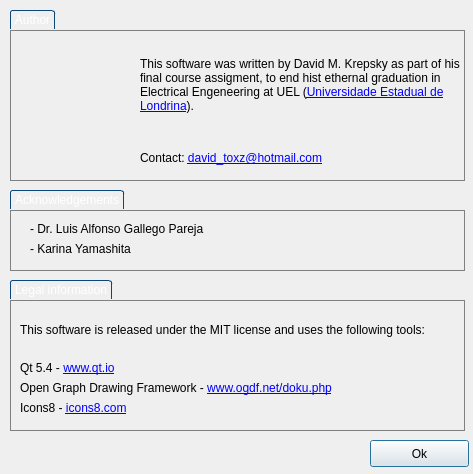
First picture: the form in src/window/about.ui, repository raulhuatuco/QuickFlow, before the edit.
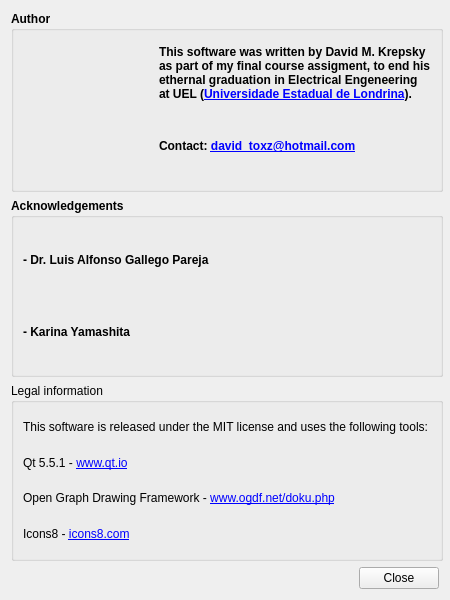
Second picture: the form after the edit. Icons and pictures are not drawn.

Commit message: first stage of style done

Diff of the .ui file:
```diff
--- a/src/window/about.ui
+++ b/src/window/about.ui
@@ -9,10 +9,28 @@
    <rect>
     <x>0</x>
     <y>0</y>
-    <width>473</width>
-    <height>474</height>
+    <width>450</width>
+    <height>600</height>
    </rect>
   </property>
+  <property name="sizePolicy">
+   <sizepolicy hsizetype="Fixed" vsizetype="Fixed">
+    <horstretch>0</horstretch>
+    <verstretch>0</verstretch>
+   </sizepolicy>
+  </property>
+  <property name="minimumSize">
+   <size>
+    <width>450</width>
+    <height>600</height>
+   </size>
+  </property>
+  <property name="maximumSize">
+   <size>
+    <width>450</width>
+    <height>600</height>
+   </size>
+  </property>
   <property name="windowTitle">
    <string>About</string>
   </property>
@@ -20,83 +38,62 @@
    <iconset resource="../img/img.qrc">
     <normaloff>:/about.png</normaloff>:/about.png</iconset>
   </property>
+  <property name="sizeGripEnabled">
+   <bool>false</bool>
+  </property>
   <property name="modal">
    <bool>true</bool>
   </property>
-  <widget class="QGroupBox" name="groupBox_3">
-   <property name="geometry">
-    <rect>
-     <x>10</x>
-     <y>10</y>
-     <width>455</width>
-     <height>171</height>
-    </rect>
+  <layout class="QVBoxLayout" name="verticalLayout_3">
+   <item>
+    <widget class="QGroupBox" name="gbAuthor">
+     <property name="sizePolicy">
+      <sizepolicy hsizetype="Fixed" vsizetype="Minimum">
+       <horstretch>0</horstretch>
+       <verstretch>0</verstretch>
+      </sizepolicy>
+     </property>
+     <property name="minimumSize">
+      <size>
+       <width>432</width>
+       <height>0</height>
+      </size>
+     </property>
+     <property name="maximumSize">
+      <size>
+       <width>432</width>
+       <height>16777215</height>
+      </size>
+     </property>
+     <property name="font">
+      <font>
+       <weight>75</weight>
+       <bold>true</bold>
+      </font>
    </property>
    <property name="styleSheet">
-    <string notr="true">QGroupBox {
-border: 1px solid gray;
-margin-top: 20px;
-}
-
-QGroupBox::title
-{
-    subcontrol-origin: margin;	
-    border-top-left-radius: 3px;
-    border-top-right-radius: 3px;
-    border: 1px solid #0b477b;
-    border-bottom: none;
-    background-color: qlineargradient(x1: 0, y1: 0, x2: 0, y2: 1,
-        stop: 0 #001520, stop: 1 #000809);
-    padding: 2 2px;
-    color: white;   
-}</string>
+      <string notr="true"/>
    </property>
    <property name="title">
     <string>Author</string>
    </property>
-   <widget class="QLabel" name="label">
-    <property name="geometry">
-     <rect>
-      <x>130</x>
-      <y>30</y>
-      <width>321</width>
-      <height>91</height>
-     </rect>
-    </property>
-    <property name="text">
-     <string>&lt;html&gt;&lt;head/&gt;&lt;body&gt;&lt;p&gt;This software was written by David M. Krepsky as part of his final course assigment, to end hist ethernal graduation in Electrical Engeneering at UEL (&lt;a href=&quot;www.uel.br&quot;&gt;&lt;span style=&quot; text-decoration: underline; color:#0000ff;&quot;&gt;Universidade Estadual de Londrina&lt;/span&gt;&lt;/a&gt;).&lt;/p&gt;&lt;/body&gt;&lt;/html&gt;</string>
-    </property>
-    <property name="textFormat">
-     <enum>Qt::RichText</enum>
-    </property>
-    <property name="wordWrap">
-     <bool>true</bool>
-    </property>
-   </widget>
-   <widget class="QLabel" name="label_8">
-    <property name="geometry">
-     <rect>
-      <x>130</x>
-      <y>140</y>
-      <width>241</width>
-      <height>17</height>
-     </rect>
-    </property>
-    <property name="text">
-     <string>&lt;html&gt;&lt;head/&gt;&lt;body&gt;&lt;p&gt;Contact: &lt;a href=&quot;david_toxz@hotmail.com&quot;&gt;&lt;span style=&quot; text-decoration: underline; color:#0000ff;&quot;&gt;david_toxz@hotmail.com&lt;/span&gt;&lt;/a&gt;&lt;/p&gt;&lt;/body&gt;&lt;/html&gt;</string>
-    </property>
-    <property name="textFormat">
-     <enum>Qt::RichText</enum>
-    </property>
-   </widget>
+     <property name="flat">
+      <bool>false</bool>
+     </property>
+     <layout class="QHBoxLayout" name="horizontalLayout_2">
+      <item>
    <widget class="QLabel" name="label_9">
-    <property name="geometry">
-     <rect>
-      <x>10</x>
-      <y>30</y>
-      <width>111</width>
-      <height>131</height>
-     </rect>
+        <property name="minimumSize">
+         <size>
+          <width>130</width>
+          <height>140</height>
+         </size>
+        </property>
+        <property name="maximumSize">
+         <size>
+          <width>130</width>
+          <height>140</height>
+         </size>
     </property>
     <property name="text">
      <string/>
@@ -111,47 +108,75 @@
      <bool>true</bool>
     </property>
    </widget>
-  </widget>
-  <widget class="QGroupBox" name="groupBox_4">
-   <property name="geometry">
-    <rect>
-     <x>10</x>
-     <y>190</y>
-     <width>455</width>
-     <height>81</height>
-    </rect>
+      </item>
+      <item>
+       <layout class="QVBoxLayout" name="verticalLayout_2">
+        <item>
+         <widget class="QLabel" name="label">
+          <property name="autoFillBackground">
+           <bool>false</bool>
+          </property>
+          <property name="text">
+           <string>&lt;html&gt;&lt;head/&gt;&lt;body&gt;&lt;p&gt;This software was written by David M. Krepsky as part of my final course assigment, to end his ethernal graduation in Electrical Engeneering at UEL (&lt;a href=&quot;www.uel.br&quot;&gt;&lt;span style=&quot; text-decoration: underline; color:#0000ff;&quot;&gt;Universidade Estadual de Londrina&lt;/span&gt;&lt;/a&gt;).&lt;/p&gt;&lt;/body&gt;&lt;/html&gt;</string>
+          </property>
+          <property name="textFormat">
+           <enum>Qt::RichText</enum>
+          </property>
+          <property name="wordWrap">
+           <bool>true</bool>
+          </property>
+         </widget>
+        </item>
+        <item>
+         <widget class="QLabel" name="label_8">
+          <property name="text">
+           <string>&lt;html&gt;&lt;head/&gt;&lt;body&gt;&lt;p&gt;Contact: &lt;a href=&quot;david_toxz@hotmail.com&quot;&gt;&lt;span style=&quot; text-decoration: underline; color:#0000ff;&quot;&gt;david_toxz@hotmail.com&lt;/span&gt;&lt;/a&gt;&lt;/p&gt;&lt;/body&gt;&lt;/html&gt;</string>
+          </property>
+          <property name="textFormat">
+           <enum>Qt::RichText</enum>
+          </property>
+         </widget>
+        </item>
+       </layout>
+      </item>
+     </layout>
+    </widget>
+   </item>
+   <item>
+    <widget class="QGroupBox" name="gbAk">
+     <property name="sizePolicy">
+      <sizepolicy hsizetype="Fixed" vsizetype="Minimum">
+       <horstretch>0</horstretch>
+       <verstretch>0</verstretch>
+      </sizepolicy>
+     </property>
+     <property name="minimumSize">
+      <size>
+       <width>432</width>
+       <height>0</height>
+      </size>
+     </property>
+     <property name="maximumSize">
+      <size>
+       <width>432</width>
+       <height>16777215</height>
+      </size>
+     </property>
+     <property name="font">
+      <font>
+       <weight>75</weight>
+       <bold>true</bold>
+      </font>
    </property>
    <property name="styleSheet">
-    <string notr="true">QGroupBox {
-border: 1px solid gray;
-margin-top: 20px;
-}
-
-QGroupBox::title
-{
-    subcontrol-origin: margin;	
-    border-top-left-radius: 3px;
-    border-top-right-radius: 3px;
-    border: 1px solid #0b477b;
-    border-bottom: none;
-    background-color: qlineargradient(x1: 0, y1: 0, x2: 0, y2: 1,
-        stop: 0 #001520, stop: 1 #000809);
-    padding: 2 2px;
-    color: white;   
-}</string>
+      <string notr="true"/>
    </property>
    <property name="title">
     <string>Acknowledgements</string>
    </property>
+     <layout class="QVBoxLayout" name="verticalLayout">
+      <item>
    <widget class="QLabel" name="label_2">
-    <property name="geometry">
-     <rect>
-      <x>20</x>
-      <y>30</y>
-      <width>221</width>
-      <height>17</height>
-     </rect>
-    </property>
     <property name="text">
      <string>- Dr. Luis Alfonso Gallego Pareja</string>
     </property>
@@ -159,111 +184,69 @@
      <bool>false</bool>
     </property>
    </widget>
+      </item>
+      <item>
    <widget class="QLabel" name="label_7">
-    <property name="geometry">
-     <rect>
-      <x>20</x>
-      <y>50</y>
-      <width>181</width>
-      <height>17</height>
-     </rect>
-    </property>
     <property name="text">
      <string>- Karina Yamashita</string>
     </property>
    </widget>
-  </widget>
+      </item>
+     </layout>
+    </widget>
+   </item>
+   <item>
   <widget class="QGroupBox" name="groupBox_5">
-   <property name="geometry">
-    <rect>
-     <x>10</x>
-     <y>280</y>
-     <width>455</width>
-     <height>151</height>
-    </rect>
+     <property name="sizePolicy">
+      <sizepolicy hsizetype="Fixed" vsizetype="Preferred">
+       <horstretch>0</horstretch>
+       <verstretch>0</verstretch>
+      </sizepolicy>
+     </property>
+     <property name="minimumSize">
+      <size>
+       <width>432</width>
+       <height>0</height>
+      </size>
+     </property>
+     <property name="maximumSize">
+      <size>
+       <width>432</width>
+       <height>16777215</height>
+      </size>
    </property>
    <property name="styleSheet">
-    <string notr="true">QGroupBox {
-border: 1px solid gray;
-margin-top: 20px;
-}
-
-QGroupBox::title
-{
-    subcontrol-origin: margin;	
-    border-top-left-radius: 3px;
-    border-top-right-radius: 3px;
-    border: 1px solid #0b477b;
-    border-bottom: none;
-    background-color: qlineargradient(x1: 0, y1: 0, x2: 0, y2: 1,
-        stop: 0 #001520, stop: 1 #000809);
-    padding: 2 2px;
-    color: white;   
-}</string>
+      <string notr="true"/>
    </property>
    <property name="title">
     <string>Legal information</string>
    </property>
-   <widget class="QLabel" name="label_3">
-    <property name="geometry">
-     <rect>
-      <x>10</x>
-      <y>30</y>
-      <width>411</width>
-      <height>41</height>
-     </rect>
-    </property>
-    <property name="text">
-     <string>&lt;html&gt;&lt;head/&gt;&lt;body&gt;&lt;p&gt;This software is released under the MIT license and uses the following tools:&lt;/p&gt;&lt;/body&gt;&lt;/html&gt;</string>
-    </property>
-    <property name="scaledContents">
-     <bool>false</bool>
-    </property>
-    <property name="wordWrap">
-     <bool>true</bool>
-    </property>
-   </widget>
+     <layout class="QGridLayout" name="gridLayout">
+      <item row="1" column="0">
    <widget class="QLabel" name="label_4">
-    <property name="geometry">
-     <rect>
-      <x>10</x>
-      <y>80</y>
-      <width>131</width>
-      <height>17</height>
-     </rect>
-    </property>
     <property name="text">
-     <string>&lt;html&gt;&lt;head/&gt;&lt;body&gt;&lt;p&gt;Qt 5.4 - &lt;a href=&quot;www.qt.io&quot;&gt;&lt;span style=&quot; text-decoration: underline; color:#0000ff;&quot;&gt;www.qt.io&lt;/span&gt;&lt;/a&gt;&lt;/p&gt;&lt;/body&gt;&lt;/html&gt;</string>
+         <string>&lt;html&gt;&lt;head/&gt;&lt;body&gt;&lt;p&gt;Qt 5.5.1 - &lt;a href=&quot;www.qt.io&quot;&gt;&lt;span style=&quot; text-decoration: underline; color:#0000ff;&quot;&gt;www.qt.io&lt;/span&gt;&lt;/a&gt;&lt;/p&gt;&lt;/body&gt;&lt;/html&gt;</string>
     </property>
     <property name="textFormat">
      <enum>Qt::AutoText</enum>
     </property>
    </widget>
-   <widget class="QLabel" name="label_5">
-    <property name="geometry">
-     <rect>
-      <x>10</x>
-      <y>100</y>
-      <width>401</width>
-      <height>17</height>
-     </rect>
-    </property>
+      </item>
+      <item row="0" column="0">
+       <widget class="QLabel" name="label_3">
     <property name="text">
-     <string>&lt;html&gt;&lt;head/&gt;&lt;body&gt;&lt;p&gt;Open Graph Drawing Framework - &lt;a href=&quot;www.ogdf.net/doku.php&quot;&gt;&lt;span style=&quot; text-decoration: underline; color:#0000ff;&quot;&gt;www.ogdf.net/doku.php&lt;/span&gt;&lt;/a&gt;&lt;/p&gt;&lt;/body&gt;&lt;/html&gt;</string>
-    </property>
-    <property name="textFormat">
-     <enum>Qt::RichText</enum>
-    </property>
-   </widget>
+         <string>&lt;html&gt;&lt;head/&gt;&lt;body&gt;&lt;p&gt;This software is released under the MIT license and uses the following tools:&lt;/p&gt;&lt;/body&gt;&lt;/html&gt;</string>
+        </property>
+        <property name="scaledContents">
+         <bool>false</bool>
+        </property>
+        <property name="wordWrap">
+         <bool>true</bool>
+        </property>
+       </widget>
+      </item>
+      <item row="3" column="0">
    <widget class="QLabel" name="label_6">
-    <property name="geometry">
-     <rect>
-      <x>10</x>
-      <y>120</y>
-      <width>141</width>
-      <height>17</height>
-     </rect>
-    </property>
     <property name="text">
      <string>&lt;html&gt;&lt;head/&gt;&lt;body&gt;&lt;p&gt;Icons8 - &lt;a href=&quot;icons8.com&quot;&gt;&lt;span style=&quot; text-decoration: underline; color:#0000ff;&quot;&gt;icons8.com&lt;/span&gt;&lt;/a&gt;&lt;/p&gt;&lt;/body&gt;&lt;/html&gt;</string>
     </property>
@@ -271,20 +254,51 @@
      <enum>Qt::RichText</enum>
     </property>
    </widget>
-  </widget>
+      </item>
+      <item row="2" column="0">
+       <widget class="QLabel" name="label_5">
+        <property name="text">
+         <string>&lt;html&gt;&lt;head/&gt;&lt;body&gt;&lt;p&gt;Open Graph Drawing Framework - &lt;a href=&quot;www.ogdf.net/doku.php&quot;&gt;&lt;span style=&quot; text-decoration: underline; color:#0000ff;&quot;&gt;www.ogdf.net/doku.php&lt;/span&gt;&lt;/a&gt;&lt;/p&gt;&lt;/body&gt;&lt;/html&gt;</string>
+        </property>
+        <property name="textFormat">
+         <enum>Qt::RichText</enum>
+        </property>
+       </widget>
+      </item>
+     </layout>
+    </widget>
+   </item>
+   <item>
+    <layout class="QHBoxLayout" name="horizontalLayout">
+     <item>
+      <spacer name="horizontalSpacer">
+       <property name="orientation">
+        <enum>Qt::Horizontal</enum>
+       </property>
+       <property name="sizeHint" stdset="0">
+        <size>
+         <width>40</width>
+         <height>20</height>
+        </size>
+       </property>
+      </spacer>
+     </item>
+     <item>
   <widget class="QPushButton" name="ok">
-   <property name="geometry">
-    <rect>
-     <x>370</x>
-     <y>440</y>
-     <width>99</width>
-     <height>27</height>
-    </rect>
+       <property name="styleSheet">
+        <string notr="true"/>
    </property>
    <property name="text">
-    <string>Ok</string>
-   </property>
-  </widget>
+        <string>Close</string>
+       </property>
+       <property name="autoDefault">
+        <bool>false</bool>
+       </property>
+      </widget>
+     </item>
+    </layout>
+   </item>
+  </layout>
  </widget>
  <resources>
   <include location="../img/img.qrc"/>
```
Left out of the diff: 17 changed lines with no effect on the pictures. Lines whose indentation alone changed are shown as unchanged. The commit also changes 159 other files.
